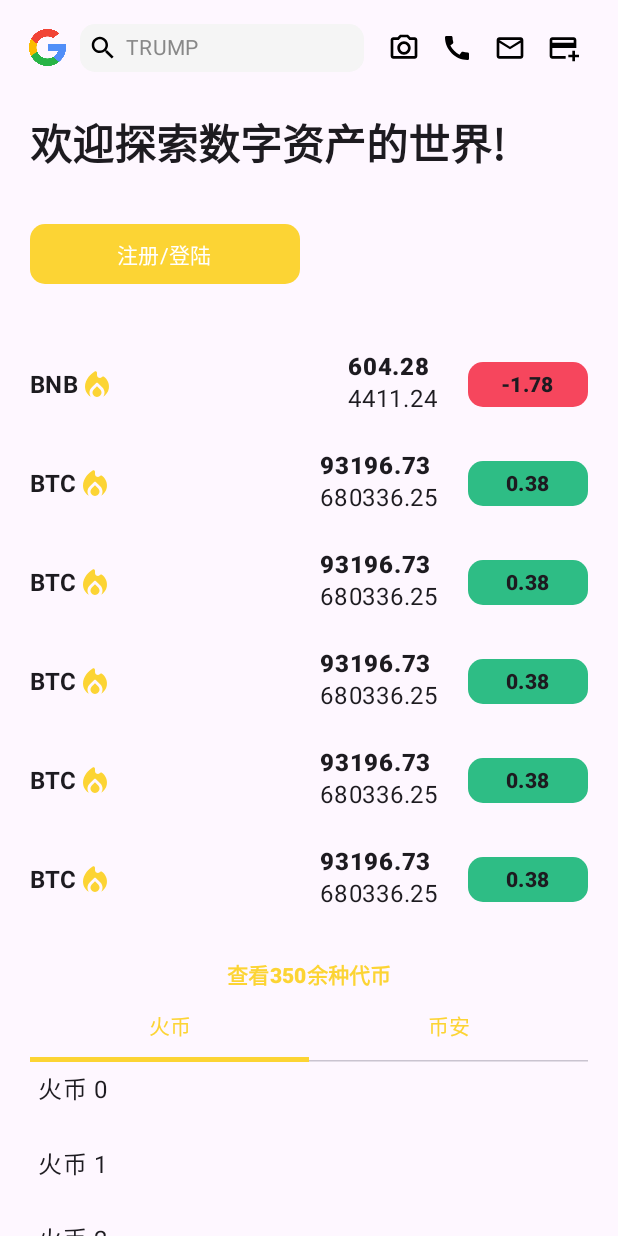
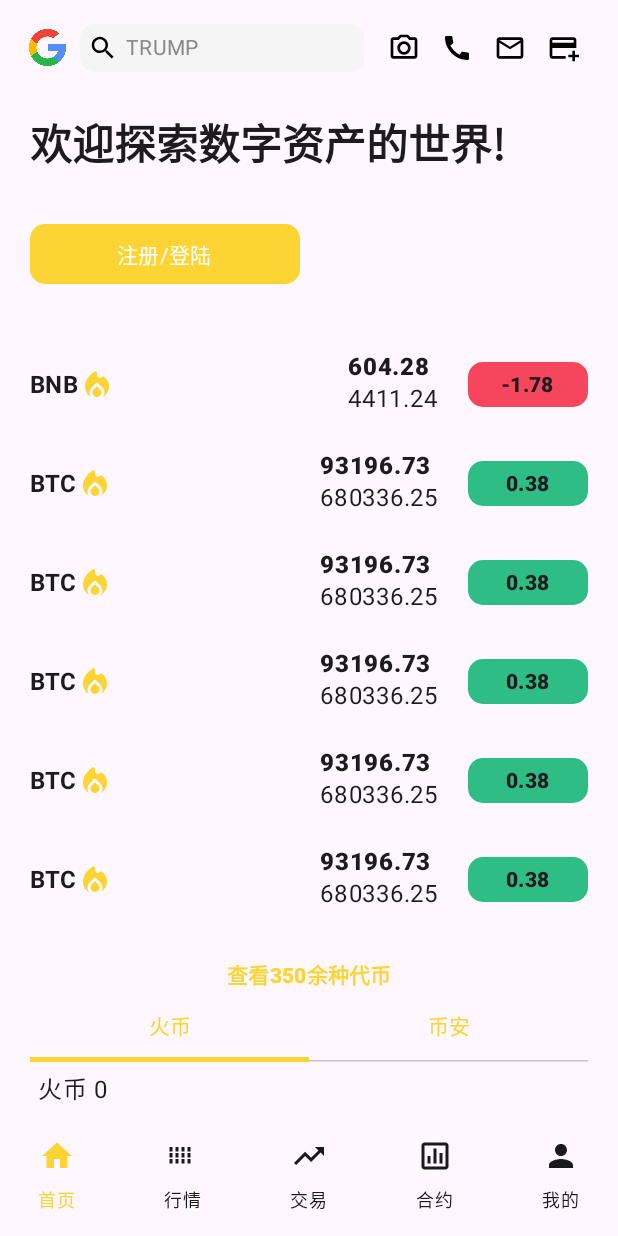
Before and after one commit to aidaole/BiAn, an Android app built with Jetpack Compose: the screen it shows after launch (MainActivity), on a phone screen of 412 x 824 dp. Run offline under Robolectric (Android 15) with nearby library versions, the phone set to English and light mode, and no system bars; our stand-ins replace Dagger/Hilt's generated code.

Commit message:
[添加底部导航]

```diff
--- a/app/build.gradle.kts
+++ b/app/build.gradle.kts
@@ -4,6 +4,7 @@ plugins {
     alias(libs.plugins.kotlin.compose)
     alias(libs.plugins.hilt)
     id("kotlin-kapt")
+    kotlin("plugin.serialization") version "1.9.22"
 }
 
 android {
@@ -66,4 +67,7 @@ dependencies {
     androidTestImplementation(libs.androidx.ui.test.junit4)
     debugImplementation(libs.androidx.ui.tooling)
     debugImplementation(libs.androidx.ui.test.manifest)
+
+    // Kotlin Serialization
+    implementation("org.jetbrains.kotlinx:kotlinx-serialization-json:1.6.2")
 }
--- a/app/src/main/java/com/aidaole/bian/features/home/HomePage.kt
+++ b/app/src/main/java/com/aidaole/bian/features/home/HomePage.kt
@@ -13,6 +13,12 @@ import androidx.compose.foundation.layout.padding
 import androidx.compose.foundation.rememberScrollState
 import androidx.compose.foundation.verticalScroll
 import androidx.compose.material3.Scaffold
+import androidx.compose.material3.NavigationBar
+import androidx.compose.material3.NavigationBarItem
+import androidx.compose.material3.NavigationBarItemDefaults
+import androidx.compose.material3.Icon
+import androidx.compose.material3.MaterialTheme
+import androidx.compose.material3.Text
 import androidx.compose.runtime.Composable
 import androidx.compose.runtime.collectAsState
 import androidx.compose.runtime.derivedStateOf
@@ -31,11 +37,18 @@ import androidx.compose.ui.platform.LocalDensity
 import androidx.compose.ui.res.painterResource
 import androidx.compose.ui.tooling.preview.Preview
 import androidx.compose.ui.unit.dp
+import androidx.compose.ui.unit.sp
 import androidx.hilt.navigation.compose.hiltViewModel
 import com.aidaole.bian.R
 import com.aidaole.bian.features.home.widget.FeedListPagers
 import com.aidaole.bian.features.home.widget.HomeAppBar
 import com.aidaole.bian.features.home.widget.HomeHeaderContent
+import androidx.compose.ui.graphics.Color
+import androidx.navigation.compose.NavHost
+import androidx.navigation.compose.composable
+import androidx.navigation.compose.rememberNavController
+import androidx.navigation.toRoute
+import kotlinx.serialization.Serializable
 
 private const val TAG = "HomePage"
 
@@ -54,6 +67,9 @@ private fun HomePagePreview() {
     }
 }
 
+@Serializable
+data class HomePageData(val tag: String)
+
 @SuppressLint("UnusedMaterial3ScaffoldPaddingParameter")
 @Composable
 fun HomePage(
@@ -61,17 +77,13 @@ fun HomePage(
     onLoginClicked: () -> Unit = {}
 ) {
     val stockItems = homeViewModel.stockItems.collectAsState()
-    val tabTitles = listOf("火币", "币安")
 
     val outerDispatcher = remember { NestedScrollDispatcher() }
     val outerScrollState = rememberScrollState()
 
     var allHeight by remember { mutableIntStateOf(0) }
+    val allHeightDp = with(LocalDensity.current) { allHeight.toDp() }
     var stockListHeight by remember { mutableIntStateOf(0) }
-    var tabRowHeight by remember { mutableIntStateOf(0) }
-    val density = LocalDensity.current
-
-    val allHeightDp = with(density) { allHeight.toDp() }
 
     // 计算 IconInfosTabRow 是否到顶
     val isStickyHeaderPinned by remember(outerScrollState) {
@@ -83,11 +95,40 @@ fun HomePage(
         }
     }
 
+    var selectedItem by remember { mutableIntStateOf(0) }
+    val bottomBarItems = listOf("首页", "行情", "交易", "合约", "我的")
+
+    val navController = rememberNavController()
+
     Scaffold(
         topBar = {
             HomeAppBar()
+        },
+        bottomBar = {
+            BottomNavigationBar(
+                bottomBarItems,
+                selectedItem,
+                onItemSelected = { index ->
+                    selectedItem = index
+                    when (index) {
+                        0 -> navController.navigate(HomePageData("home"))
+                        1 -> navController.navigate(HomePageData("market"))
+                        2 -> navController.navigate(HomePageData("trade"))
+                        3 -> navController.navigate(HomePageData("contract"))
+                        4 -> navController.navigate(HomePageData("profile"))
+                    }
+                }
+            )
         }
     ) { innerPadding ->
+        NavHost(
+            navController = navController,
+            startDestination = HomePageData("home")
+        ) {
+            composable<HomePageData> { backStackEntry ->
+                val data = backStackEntry.toRoute<HomePageData>()
+                when (data.tag) {
+                    "home" -> {
                         Column(
                             modifier = Modifier
                                 .fillMaxSize()
@@ -106,9 +147,7 @@ fun HomePage(
                                         ): Offset {
                                             val delta = available.y
                                             if (delta < 0) {
-                                // 向上滑动
                                                 val actual = if (outerScrollState.value - delta > stockListHeight) {
-                                    // 这里处理是因为, 快速滑动时, 可能加上delta之后, 已经超过了stockListHeight,
                                                     outerScrollState.value - stockListHeight.toFloat()
                                                 } else {
                                                     delta
@@ -121,7 +160,6 @@ fun HomePage(
                                         }
                                     }
                                 )
-
                         ) {
                             HomeHeaderContent(
                                 modifier = Modifier.onSizeChanged { size ->
@@ -130,7 +168,106 @@ fun HomePage(
                                 stockItems,
                                 onLoginClicked
                             )
-            FeedListPagers(modifier = Modifier.height(allHeightDp), isStickyHeaderPinned, outerDispatcher)
+                            FeedListPagers(
+                                modifier = Modifier.height(allHeightDp),
+                                isStickyHeaderPinned,
+                                outerDispatcher
+                            )
+                        }
+                    }
+
+                    "market" -> {
+                        // TODO: Add market screen
+                        Text("Market Screen")
+                    }
+
+                    "trade" -> {
+                        // TODO: Add trade screen
+                        Text("Trade Screen")
+                    }
+
+                    "contract" -> {
+                        // TODO: Add contract screen
+                        Text("Contract Screen")
+                    }
+
+                    "profile" -> {
+                        // TODO: Add profile screen
+                        Text("Profile Screen")
                     }
                 }
             }
+        }
+    }
+}
+
+@Composable
+private fun BottomNavigationBar(
+    bottomBarItems: List<String>,
+    selectedItem: Int,
+    onItemSelected: (Int) -> Unit,
+) {
+    NavigationBar(
+        containerColor = MaterialTheme.colorScheme.background
+    ) {
+        bottomBarItems.forEachIndexed { index, item ->
+            NavigationBarItem(
+                icon = {
+                    when (index) {
+                        0 -> Icon(
+                            painter = painterResource(
+                                if (selectedItem == index) R.drawable.ic_home_filled
+                                else R.drawable.ic_home
+                            ),
+                            contentDescription = item
+                        )
+
+                        1 -> Icon(
+                            painter = painterResource(
+                                if (selectedItem == index) R.drawable.ic_market_filled
+                                else R.drawable.ic_market
+                            ),
+                            contentDescription = item
+                        )
+
+                        2 -> Icon(
+                            painter = painterResource(
+                                if (selectedItem == index) R.drawable.ic_trade_filled
+                                else R.drawable.ic_trade
+                            ),
+                            contentDescription = item
+                        )
+
+                        3 -> Icon(
+                            painter = painterResource(
+                                if (selectedItem == index) R.drawable.ic_contract_filled
+                                else R.drawable.ic_contract
+                            ),
+                            contentDescription = item
+                        )
+
+                        4 -> Icon(
+                            painter = painterResource(
+                                if (selectedItem == index) R.drawable.ic_profile_filled
+                                else R.drawable.ic_profile
+                            ),
+                            contentDescription = item
+                        )
+
+                        else -> Icon(painterResource(R.drawable.ic_home), contentDescription = item)
+                    }
+                },
+                label = { Text(item, fontSize = 12.sp) },
+                selected = selectedItem == index,
+                onClick = { onItemSelected.invoke(index) },
+                colors = NavigationBarItemDefaults.colors(
+                    selectedIconColor = MaterialTheme.colorScheme.primary,
+                    unselectedIconColor = Color(0xFF1A1A1A),
+                    selectedTextColor = MaterialTheme.colorScheme.primary,
+                    unselectedTextColor = Color(0xFF1A1A1A),
+                    indicatorColor = Color.Transparent
+                )
+            )
+        }
+    }
+}
--- /dev/null
+++ b/app/src/main/res/drawable/ic_contract.xml
@@ -0,0 +1,10 @@
+<?xml version="1.0" encoding="utf-8"?>
+<vector xmlns:android="http://schemas.android.com/apk/res/android"
+    android:width="24dp"
+    android:height="24dp"
+    android:viewportWidth="24"
+    android:viewportHeight="24">
+    <path
+        android:fillColor="#000000"
+        android:pathData="M19,3H5C3.9,3 3,3.9 3,5v14c0,1.1 0.9,2 2,2h14c1.1,0 2,-0.9 2,-2V5C21,3.9 20.1,3 19,3zM19,19H5V5h14V19zM7,12h2v5H7V12zM11,7h2v10h-2V7zM15,10h2v7h-2V10z"/>
+</vector>
--- /dev/null
+++ b/app/src/main/res/drawable/ic_contract_filled.xml
@@ -0,0 +1,10 @@
+<?xml version="1.0" encoding="utf-8"?>
+<vector xmlns:android="http://schemas.android.com/apk/res/android"
+    android:width="24dp"
+    android:height="24dp"
+    android:viewportWidth="24"
+    android:viewportHeight="24">
+    <path
+        android:fillColor="#000000"
+        android:pathData="M19,3H5C3.9,3 3,3.9 3,5v14c0,1.1 0.9,2 2,2h14c1.1,0 2,-0.9 2,-2V5C21,3.9 20.1,3 19,3zM7,12h2v5H7V12zM11,7h2v10h-2V7zM15,10h2v7h-2V10z"/>
+</vector>
--- /dev/null
+++ b/app/src/main/res/drawable/ic_home.xml
@@ -0,0 +1,10 @@
+<?xml version="1.0" encoding="utf-8"?>
+<vector xmlns:android="http://schemas.android.com/apk/res/android"
+    android:width="24dp"
+    android:height="24dp"
+    android:viewportWidth="24"
+    android:viewportHeight="24">
+    <path
+        android:fillColor="#000000"
+        android:pathData="M10,20v-6h4v6h5v-8h3L12,3 2,12h3v8z"/>
+</vector>
--- /dev/null
+++ b/app/src/main/res/drawable/ic_home_filled.xml
@@ -0,0 +1,10 @@
+<?xml version="1.0" encoding="utf-8"?>
+<vector xmlns:android="http://schemas.android.com/apk/res/android"
+    android:width="24dp"
+    android:height="24dp"
+    android:viewportWidth="24"
+    android:viewportHeight="24">
+    <path
+        android:fillColor="#000000"
+        android:pathData="M10,20v-6h4v6h5v-8h3L12,3 2,12h3v8z"/>
+</vector>
--- /dev/null
+++ b/app/src/main/res/drawable/ic_market.xml
@@ -0,0 +1,10 @@
+<?xml version="1.0" encoding="utf-8"?>
+<vector xmlns:android="http://schemas.android.com/apk/res/android"
+    android:width="24dp"
+    android:height="24dp"
+    android:viewportWidth="24"
+    android:viewportHeight="24">
+    <path
+        android:fillColor="#000000"
+        android:pathData="M3,13h2v-3H3V13zM3,17h2v-3H3V17zM3,9h2V6H3V9zM7,13h2v-3H7V13zM7,17h2v-3H7V17zM7,6v3h2V6H7zM11,13h2v-3h-2V13zM11,17h2v-3h-2V17zM11,6v3h2V6h-2zM15,13h2v-3h-2V13zM15,17h2v-3h-2V17zM15,6v3h2V6h-2z"/>
+</vector>
--- /dev/null
+++ b/app/src/main/res/drawable/ic_market_filled.xml
@@ -0,0 +1,10 @@
+<?xml version="1.0" encoding="utf-8"?>
+<vector xmlns:android="http://schemas.android.com/apk/res/android"
+    android:width="24dp"
+    android:height="24dp"
+    android:viewportWidth="24"
+    android:viewportHeight="24">
+    <path
+        android:fillColor="#000000"
+        android:pathData="M3,13h2v-3H3V13zM3,17h2v-3H3V17zM3,9h2V6H3V9zM7,13h2v-3H7V13zM7,17h2v-3H7V17zM7,6v3h2V6H7zM11,13h2v-3h-2V13zM11,17h2v-3h-2V17zM11,6v3h2V6h-2zM15,13h2v-3h-2V13zM15,17h2v-3h-2V17zM15,6v3h2V6h-2z"/>
+</vector>
--- /dev/null
+++ b/app/src/main/res/drawable/ic_profile.xml
@@ -0,0 +1,10 @@
+<?xml version="1.0" encoding="utf-8"?>
+<vector xmlns:android="http://schemas.android.com/apk/res/android"
+    android:width="24dp"
+    android:height="24dp"
+    android:viewportWidth="24"
+    android:viewportHeight="24">
+    <path
+        android:fillColor="#000000"
+        android:pathData="M12,12c2.21,0 4,-1.79 4,-4s-1.79,-4 -4,-4 -4,1.79 -4,4 1.79,4 4,4zM12,14c-2.67,0 -8,1.34 -8,4v2h16v-2c0,-2.66 -5.33,-4 -8,-4z"/>
+</vector>
--- /dev/null
+++ b/app/src/main/res/drawable/ic_profile_filled.xml
@@ -0,0 +1,10 @@
+<?xml version="1.0" encoding="utf-8"?>
+<vector xmlns:android="http://schemas.android.com/apk/res/android"
+    android:width="24dp"
+    android:height="24dp"
+    android:viewportWidth="24"
+    android:viewportHeight="24">
+    <path
+        android:fillColor="#000000"
+        android:pathData="M12,12c2.21,0 4,-1.79 4,-4s-1.79,-4 -4,-4 -4,1.79 -4,4 1.79,4 4,4zM12,14c-2.67,0 -8,1.34 -8,4v2h16v-2c0,-2.66 -5.33,-4 -8,-4z"/>
+</vector>
--- /dev/null
+++ b/app/src/main/res/drawable/ic_trade.xml
@@ -0,0 +1,10 @@
+<?xml version="1.0" encoding="utf-8"?>
+<vector xmlns:android="http://schemas.android.com/apk/res/android"
+    android:width="24dp"
+    android:height="24dp"
+    android:viewportWidth="24"
+    android:viewportHeight="24">
+    <path
+        android:fillColor="#000000"
+        android:pathData="M16,6l2.29,2.29 -4.88,4.88 -4,-4L2,16.59 3.41,18l6,-6 4,4 6.3,-6.29L22,12V6z"/>
+</vector>
--- /dev/null
+++ b/app/src/main/res/drawable/ic_trade_filled.xml
@@ -0,0 +1,10 @@
+<?xml version="1.0" encoding="utf-8"?>
+<vector xmlns:android="http://schemas.android.com/apk/res/android"
+    android:width="24dp"
+    android:height="24dp"
+    android:viewportWidth="24"
+    android:viewportHeight="24">
+    <path
+        android:fillColor="#000000"
+        android:pathData="M16,6l2.29,2.29 -4.88,4.88 -4,-4L2,16.59 3.41,18l6,-6 4,4 6.3,-6.29L22,12V6z"/>
+</vector>
```
Lines whose indentation alone changed are shown as unchanged.
